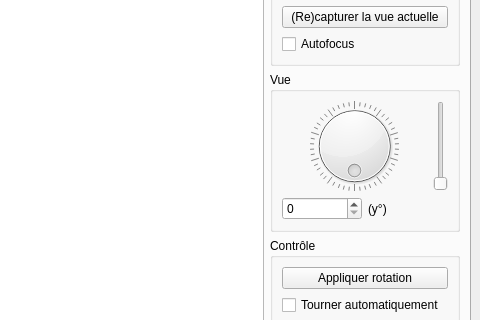
Above: pc/master/mainwindow.ui from plule/pfe-costumes before the change; both pictures show x 411 to 891 and y 238 to 558 of the 891 by 665 pixel window. Below: the same form after it.
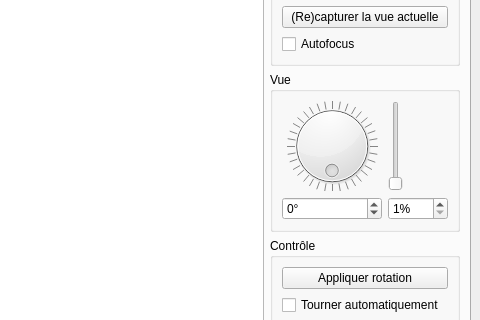
That is the form after the change. Custom widgets are drawn as their Qt base class.

Commit message: unified angle and zoom control

The edit to the form file:
```diff
--- a/pc/master/mainwindow.ui
+++ b/pc/master/mainwindow.ui
@@ -213,9 +213,9 @@
               <property name="title">
                <string>Vue</string>
               </property>
-              <layout class="QVBoxLayout" name="verticalLayout_4">
+              <layout class="QHBoxLayout" name="horizontalLayout_5">
                <item>
-                <layout class="QHBoxLayout" name="horizontalLayout_4">
+                <layout class="QVBoxLayout" name="angleLayout">
                  <item>
                   <widget class="QDial" name="dial">
                    <property name="sizePolicy">
@@ -230,6 +230,12 @@
                      <height>50</height>
                     </size>
                    </property>
+                   <property name="minimum">
+                    <number>0</number>
+                   </property>
+                   <property name="maximum">
+                    <number>359</number>
+                   </property>
                    <property name="orientation">
                     <enum>Qt::Horizontal</enum>
                    </property>
@@ -237,7 +243,7 @@
                     <bool>true</bool>
                    </property>
                    <property name="notchTarget">
-                    <double>2.000000000000000</double>
+                    <double>10.000000000000000</double>
                    </property>
                    <property name="notchesVisible">
                     <bool>true</bool>
@@ -245,6 +251,29 @@
                   </widget>
                  </item>
                  <item>
+                  <widget class="QSpinBox" name="angleBox">
+                   <property name="wrapping">
+                    <bool>true</bool>
+                   </property>
+                   <property name="readOnly">
+                    <bool>false</bool>
+                   </property>
+                   <property name="suffix">
+                    <string>°</string>
+                   </property>
+                   <property name="minimum">
+                    <number>0</number>
+                   </property>
+                   <property name="maximum">
+                    <number>359</number>
+                   </property>
+                  </widget>
+                 </item>
+                </layout>
+               </item>
+               <item>
+                <layout class="QVBoxLayout" name="zoomLayout">
+                 <item>
                   <widget class="QSlider" name="zoomSlider">
                    <property name="minimum">
                     <number>1</number>
@@ -257,20 +286,16 @@
                    </property>
                   </widget>
                  </item>
-                </layout>
-               </item>
-               <item>
-                <layout class="QHBoxLayout" name="horizontalLayout_2">
                  <item>
-                  <widget class="QSpinBox" name="spinBox"/>
-                 </item>
-                 <item>
-                  <widget class="QLabel" name="label">
-                   <property name="text">
-                    <string>(y°)</string>
+                  <widget class="QSpinBox" name="zoomBox">
+                   <property name="suffix">
+                    <string>%</string>
                    </property>
-                   <property name="buddy">
-                    <cstring>spinBox</cstring>
+                   <property name="minimum">
+                    <number>1</number>
+                   </property>
+                   <property name="maximum">
+                    <number>200</number>
                    </property>
                   </widget>
                  </item>
```
Left out of the diff: 176 changed lines with no effect on the pictures. The commit also changes 4 other files.
